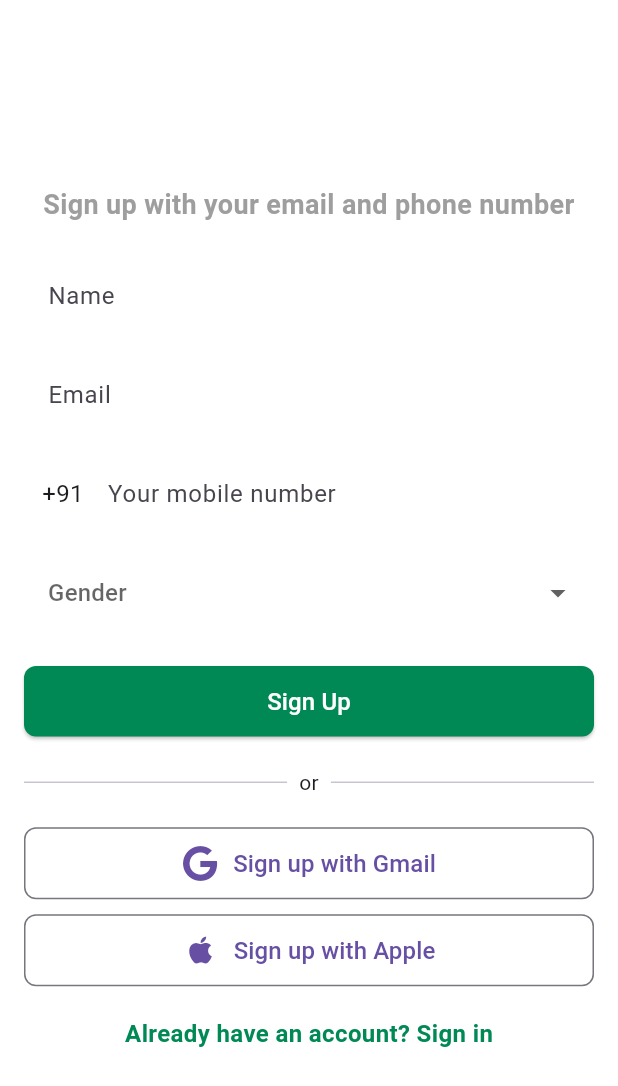
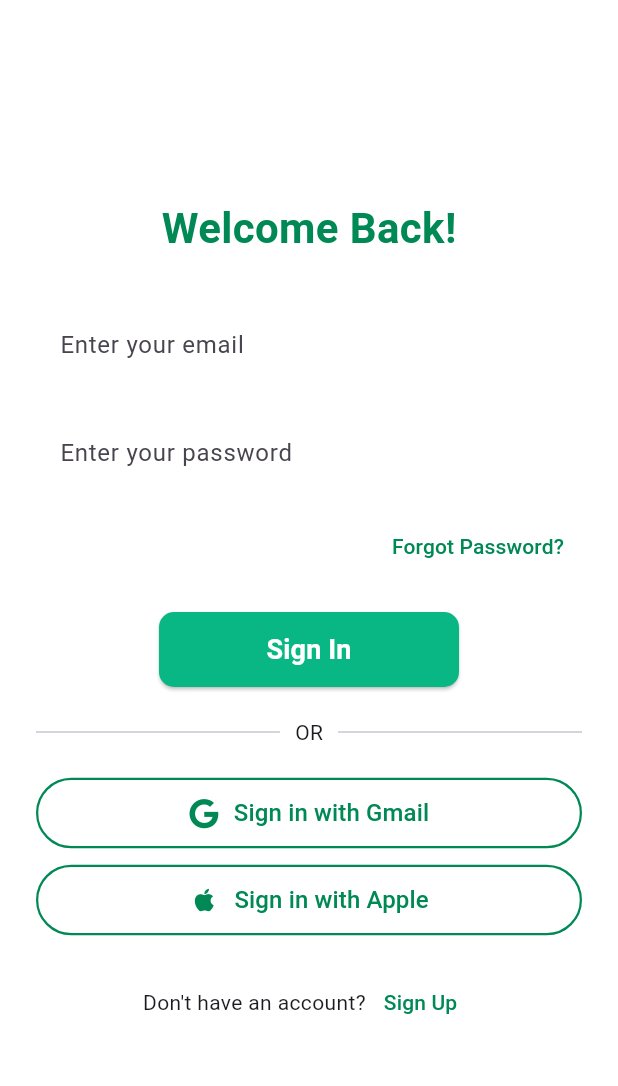
Before and after one commit to SreeCharan153/PillionPal, a Flutter app: the SignupScreen screen opened directly, after a tap on "Already have an account? Sign in", on a phone screen of 412 x 824 dp. Shown: the top 1086 px of the screen. Run offline on Flutter 3.47's test engine with Material 3 defaults, Android fonts, the phone set to English and light mode, and no system bars; our stand-ins replace font_awesome_flutter.

Commit message:
Add LoginPage and navigation from SignUpScreen; implement outlined buttons for sign-in options

```diff
--- a/lib/Screens/SignUpScreen.dart
+++ b/lib/Screens/SignUpScreen.dart
@@ -2,6 +2,7 @@
 
 import 'package:flutter/material.dart';
 import 'package:font_awesome_flutter/font_awesome_flutter.dart';
+import 'package:pillionpal/Screens/login_screen.dart';
 import '../widgets/InputFields.dart';
 
 class SignupScreen extends StatelessWidget {
@@ -128,7 +129,12 @@ class SignupScreen extends StatelessWidget {
               SizedBox(height: 20),
               Center(
                 child: GestureDetector(
-                  onTap: () {},
+                  onTap: () {
+                    Navigator.push(
+                      context,
+                      MaterialPageRoute(builder: (context) => LoginPage()),
+                    );
+                  },
                   child: Text(
                     "Already have an account? Sign in",
                     style: TextStyle(
--- /dev/null
+++ b/lib/Screens/login_screen.dart
@@ -0,0 +1,132 @@
+// ignore_for_file: file_names
+import 'package:flutter/material.dart';
+import 'package:font_awesome_flutter/font_awesome_flutter.dart';
+import 'package:pillionpal/Screens/SignUpScreen.dart';
+import '../widgets/InputFields.dart';
+import '../widgets/PrimaryButton.dart';
+import '../widgets/CustomButtons.dart';
+
+class LoginPage extends StatelessWidget {
+  final TextEditingController emailController = TextEditingController();
+  final TextEditingController passwordController = TextEditingController();
+
+  LoginPage({super.key});
+
+  @override
+  Widget build(BuildContext context) {
+    return Scaffold(
+      backgroundColor: Colors.white,
+      body: Padding(
+        padding: const EdgeInsets.symmetric(horizontal: 24.0),
+        child: Column(
+          mainAxisAlignment: MainAxisAlignment.center,
+          children: [
+            // Logo or Title
+            const Text(
+              "Welcome Back!",
+              style: TextStyle(
+                fontSize: 28,
+                fontWeight: FontWeight.bold,
+                color: Color.fromRGBO(0, 137, 85, 1),
+              ),
+            ),
+            const SizedBox(height: 30),
+
+            // Email Input Field
+            InputFields.buildTextField(
+              hint: "Enter your email",
+              controller: emailController,
+              keyboardType: TextInputType.emailAddress,
+            ),
+            const SizedBox(height: 16),
+
+            // Password Input Field
+            InputFields.buildTextField(
+              hint: "Enter your password",
+              controller: passwordController,
+              isPassword: true,
+            ),
+            const SizedBox(height: 10),
+
+            // Forgot Password
+            Align(
+              alignment: Alignment.centerRight,
+              child: TextButton(
+                onPressed: () {
+                  // TODO: Implement Forgot Password Logic
+                },
+                child: const Text(
+                  "Forgot Password?",
+                  style: TextStyle(color: Color.fromRGBO(0, 137, 85, 1)),
+                ),
+              ),
+            ),
+            const SizedBox(height: 20),
+
+            // Sign In Button
+            PrimaryButton(
+              text: "Sign In",
+              onPressed: () {
+                // TODO: Implement Sign In Logic
+              },
+            ),
+            const SizedBox(height: 20),
+
+            // OR Divider
+            const Row(
+              children: [
+                Expanded(child: Divider(thickness: 1)),
+                Padding(
+                  padding: EdgeInsets.symmetric(horizontal: 10),
+                  child: Text("OR"),
+                ),
+                Expanded(child: Divider(thickness: 1)),
+              ],
+            ),
+            const SizedBox(height: 20),
+
+            // Google Sign-in Button
+            CustomButtons.buildOutlinedButton(
+              text: "Sign in with Gmail",
+              icon: FontAwesomeIcons.google,
+              onPressed: () {
+                // TODO: Implement Google Sign-In
+              },
+            ),
+            const SizedBox(height: 10),
+
+            // Apple Sign-in Button
+            CustomButtons.buildOutlinedButton(
+              text: "Sign in with Apple",
+              icon: Icons.apple,
+              onPressed: () {
+                // TODO: Implement Apple Sign-In
+              },
+            ),
+            const SizedBox(height: 20),
+
+            // Sign Up Link
+            Row(
+              mainAxisAlignment: MainAxisAlignment.center,
+              children: [
+                const Text("Don't have an account?"),
+                TextButton(
+                  onPressed: () {
+                    Navigator.push(
+                      context,
+                      MaterialPageRoute(builder: (context) => SignupScreen()),
+                    );
+                  },
+                  child: const Text(
+                    "Sign Up",
+                    style: TextStyle(color: Color.fromRGBO(0, 137, 85, 1)),
+                  ),
+                ),
+              ],
+            ),
+          ],
+        ),
+      ),
+    );
+  }
+}
--- /dev/null
+++ b/lib/widgets/CustomButtons.dart
@@ -0,0 +1,46 @@
+// ignore_for_file: file_names
+import 'package:flutter/material.dart';
+//import 'package:font_awesome_flutter/font_awesome_flutter.dart';
+
+class CustomButtons {
+  static Widget buildOutlinedButton({
+    required String text,
+    required IconData icon,
+    required VoidCallback onPressed,
+  }) {
+    return OutlinedButton(
+      onPressed: onPressed,
+      style: OutlinedButton.styleFrom(
+        shape: RoundedRectangleBorder(
+          borderRadius: BorderRadius.circular(30), // Smooth rounded edges
+        ),
+        side: const BorderSide(
+          color: Color.fromRGBO(0, 137, 85, 1),
+          width: 1.5,
+        ), // Purple border
+      ),
+      child: Padding(
+        padding: const EdgeInsets.symmetric(vertical: 12.0),
+        child: Row(
+          mainAxisAlignment: MainAxisAlignment.center,
+          children: [
+            Icon(
+              icon,
+              size: 20,
+              color: const Color.fromRGBO(0, 137, 85, 1),
+            ), // Purple icon
+            const SizedBox(width: 10),
+            Text(
+              text,
+              style: const TextStyle(
+                fontSize: 16,
+                color: Color.fromRGBO(0, 137, 85, 1),
+                fontWeight: FontWeight.w500,
+              ),
+            ),
+          ],
+        ),
+      ),
+    );
+  }
+}
```
